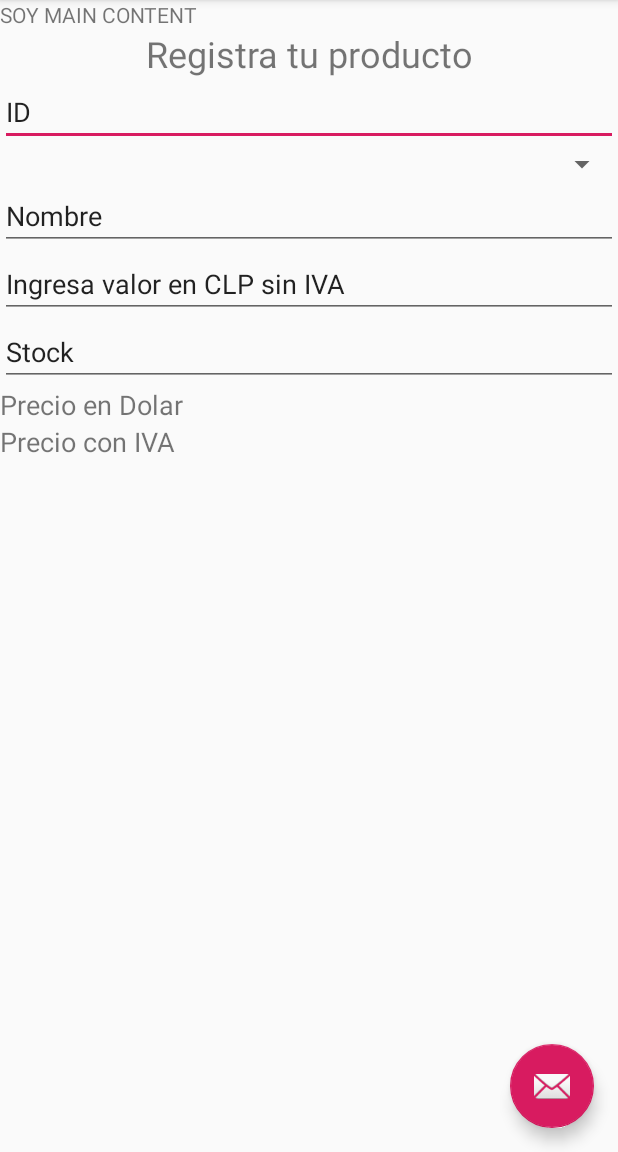
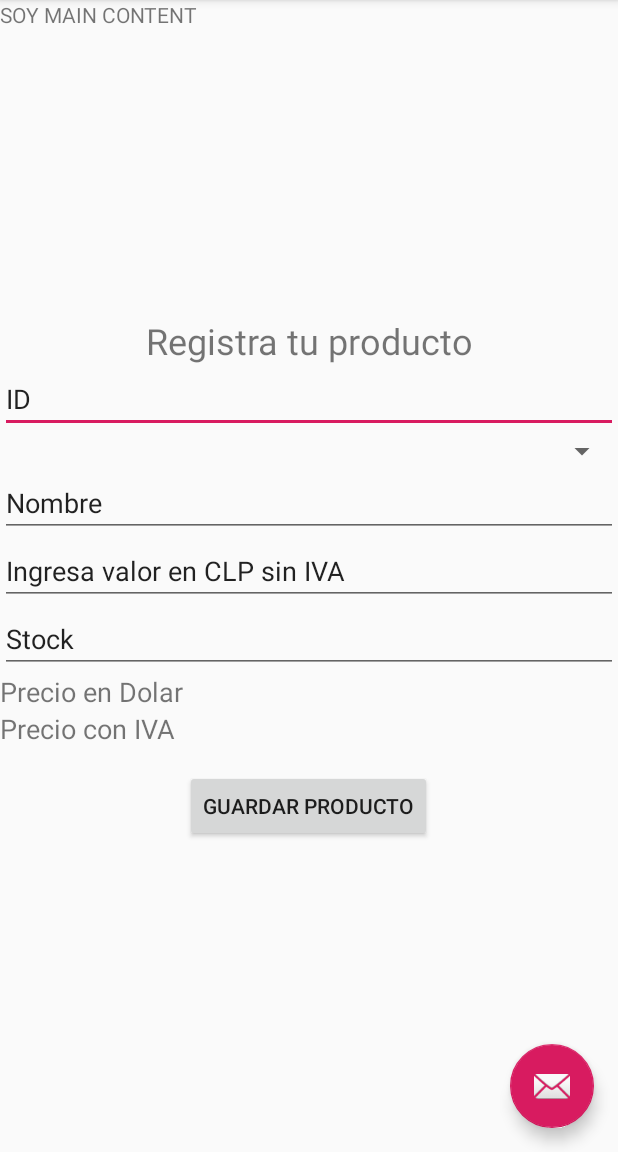
Before and after one commit to fotocopiacat/Evaluacion2, an Android app: the screen it shows after launch (MainActivity), in the side drawer, after a tap on "Agregar Producto", on a phone screen of 412 x 824 dp, the part 84-1236 px from its top. Run offline under Robolectric (Android 15) with nearby library versions, the phone set to English and light mode, and no system bars.

Commit message:
se suma boton guardar a fragment

```diff
--- a/app/src/main/res/layout/fragment_content.xml
+++ b/app/src/main/res/layout/fragment_content.xml
@@ -9,7 +9,7 @@
     <LinearLayout
             android:orientation="vertical"
             android:layout_width="match_parent"
-            android:layout_height="match_parent">
+            android:layout_height="match_parent" android:gravity="center">
         <TextView
                 android:text="Registra tu producto"
                 android:layout_width="match_parent"
@@ -54,6 +54,10 @@
                 android:text="Precio con IVA "
                 android:layout_width="match_parent"
                 android:layout_height="wrap_content" android:id="@+id/lblIva" android:textSize="18sp"/>
+        <Button
+                android:text="Guardar producto"
+                android:layout_width="wrap_content"
+                android:layout_height="wrap_content" android:id="@+id/btnGuardar" android:layout_margin="15dp"/>
     </LinearLayout>
 
 </FrameLayout>
```
